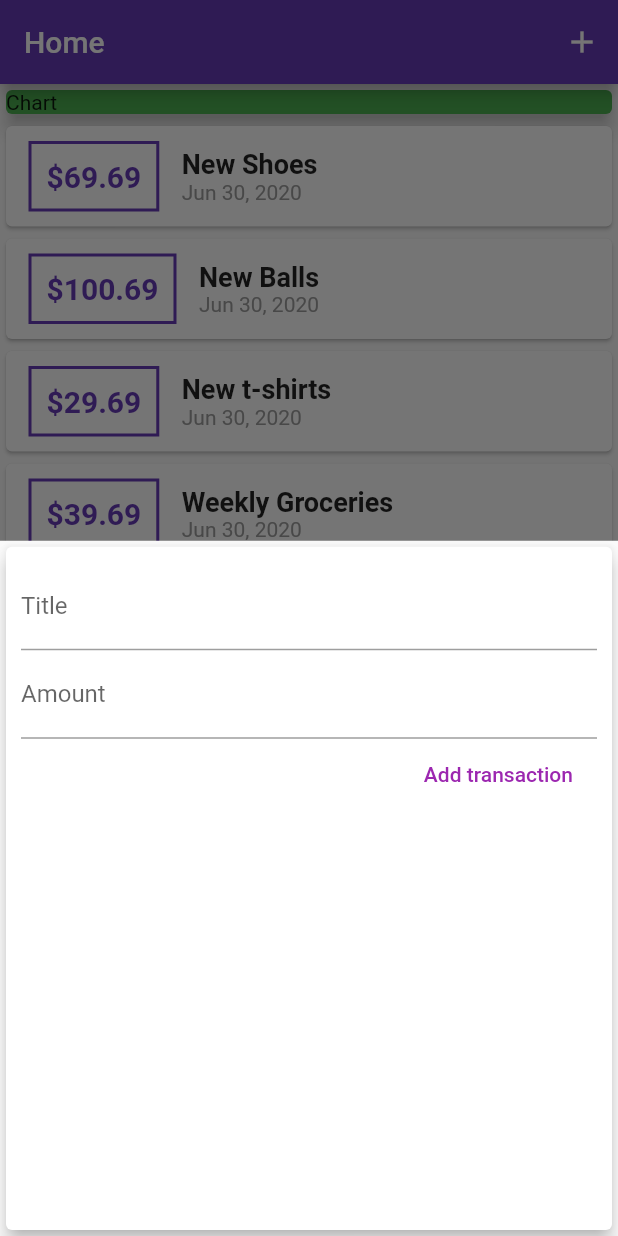
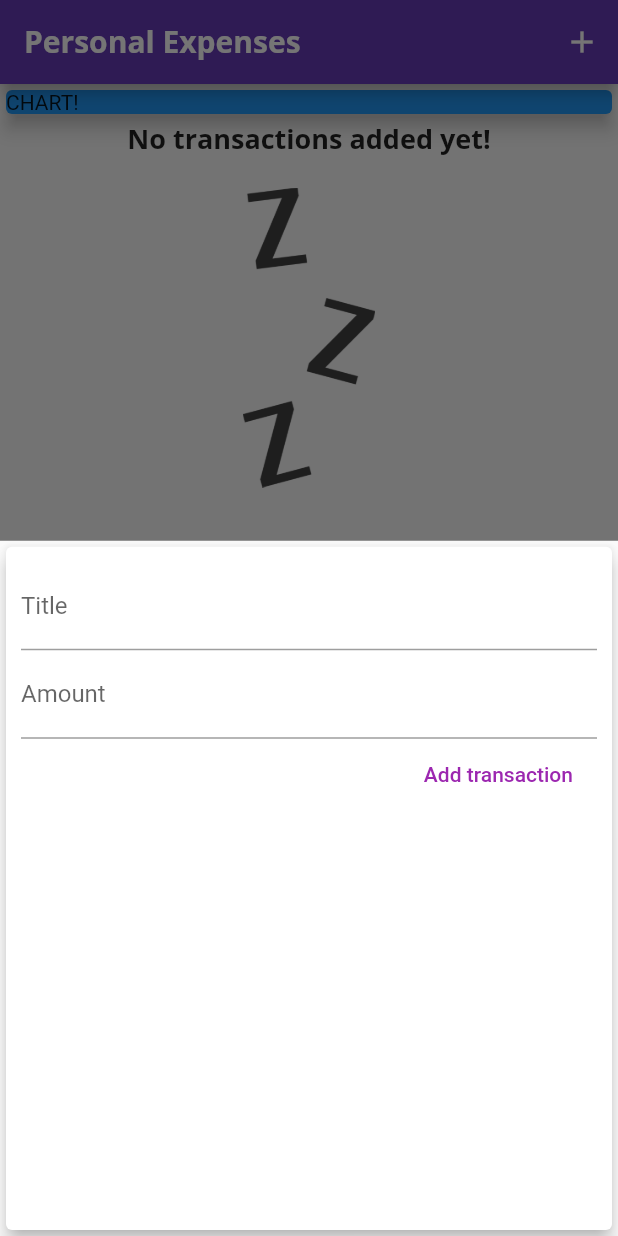
Before and after one commit to A1doranM/personal_expenses_app, a Flutter app: the screen it shows after launch, after a tap on the "add" icon, on a phone screen of 412 x 824 dp. Run offline on Flutter 3.47's test engine with Material 2 defaults, Android fonts, the phone set to English and light mode, and no system bars.

Commit message:
added fonts and image

```diff
--- a/lib/main.dart
+++ b/lib/main.dart
@@ -1,56 +1,72 @@
 import 'package:flutter/material.dart';
-import 'package:personalexpensesapp/models/transaction.dart';
-import 'package:personalexpensesapp/widgets/new_transaction.dart';
-import 'package:personalexpensesapp/widgets/transaction_list.dart';
 
-void main() {
-  runApp(MyApp());
-}
+import './widgets/new_transaction.dart';
+import './widgets/transaction_list.dart';
+import './models/transaction.dart';
+
+void main() => runApp(MyApp());
 
 class MyApp extends StatelessWidget {
   @override
   Widget build(BuildContext context) {
     return MaterialApp(
-      title: "Expense planner.",
+      title: 'Personal Expenses',
       theme: ThemeData(
-        primarySwatch: Colors.deepPurple
-      ),
+          primarySwatch: Colors.deepPurple,
+          accentColor: Colors.amber,
+          fontFamily: 'Quicksand',
+          textTheme: ThemeData.light().textTheme.copyWith(
+                headline6: TextStyle(
+                  fontFamily: 'OpenSans',
+                  fontWeight: FontWeight.bold,
+                  fontSize: 18,
+                ),
+              ),
+          appBarTheme: AppBarTheme(
+            textTheme: ThemeData.light().textTheme.copyWith(
+                  headline6: TextStyle(
+                    fontFamily: 'OpenSans',
+                    fontSize: 20,
+                    fontWeight: FontWeight.bold,
+                  ),
+                ),
+          )),
       home: MyHomePage(),
     );
   }
 }
 
 class MyHomePage extends StatefulWidget {
+  // String titleInput;
+  // String amountInput;
   @override
   _MyHomePageState createState() => _MyHomePageState();
 }
 
 class _MyHomePageState extends State<MyHomePage> {
-  String title;
-  String amount;
-
   final List<Transaction> _userTransactions = [
-    Transaction(
-        id: 't1', title: 'New Shoes', amount: 69.69, date: DateTime.now()),
-    Transaction(
-        id: 't2', title: 'New Balls', amount: 100.69, date: DateTime.now()),
-    Transaction(
-        id: 't3', title: 'New t-shirts', amount: 29.69, date: DateTime.now()),
-    Transaction(
-        id: 't4',
-        title: 'Weekly Groceries',
-        amount: 39.69,
-        date: DateTime.now()),
-    Transaction(
-        id: 't5', title: 'Ethernet', amount: 9.69, date: DateTime.now()),
+    // Transaction(
+    //   id: 't1',
+    //   title: 'New Shoes',
+    //   amount: 69.99,
+    //   date: DateTime.now(),
+    // ),
+    // Transaction(
+    //   id: 't2',
+    //   title: 'Weekly Groceries',
+    //   amount: 16.53,
+    //   date: DateTime.now(),
+    // ),
   ];
 
-  void _addNewTransaction(String title, double amount) {
+  void _addNewTransaction(String txTitle, double txAmount) {
     final newTx = Transaction(
-        id: DateTime.now().toString(),
-        title: title,
-        amount: amount,
-        date: DateTime.now());
+      title: txTitle,
+      amount: txAmount,
+      date: DateTime.now(),
+      id: DateTime.now().toString(),
+    );
+
     setState(() {
       _userTransactions.add(newTx);
     });
@@ -59,7 +75,7 @@ class _MyHomePageState extends State<MyHomePage> {
   void _startAddNewTransaction(BuildContext ctx) {
     showModalBottomSheet(
       context: ctx,
-      builder: (bCtx) {
+      builder: (_) {
         return GestureDetector(
           onTap: () {},
           child: NewTransaction(onSubmit: _addNewTransaction),
@@ -73,7 +89,9 @@ class _MyHomePageState extends State<MyHomePage> {
   Widget build(BuildContext context) {
     return Scaffold(
       appBar: AppBar(
-        title: Text("Home"),
+        title: Text(
+          'Personal Expenses',
+        ),
         actions: <Widget>[
           IconButton(
             icon: Icon(Icons.add),
@@ -83,20 +101,18 @@ class _MyHomePageState extends State<MyHomePage> {
       ),
       body: SingleChildScrollView(
         child: Column(
-//        mainAxisAlignment: MainAxisAlignment.spaceAround,
+          // mainAxisAlignment: MainAxisAlignment.start,
           crossAxisAlignment: CrossAxisAlignment.stretch,
           children: <Widget>[
             Container(
               width: double.infinity,
               child: Card(
-                color: Colors.green,
-                child: Text('Chart'),
+                color: Colors.blue,
+                child: Text('CHART!'),
                 elevation: 5,
               ),
             ),
-            TransactionList(
-              transactions: _userTransactions,
-            ),
+            TransactionList(transactions: _userTransactions),
           ],
         ),
       ),
--- a/lib/widgets/transaction_list.dart
+++ b/lib/widgets/transaction_list.dart
@@ -1,6 +1,7 @@
+import 'package:flutter/material.dart';
 import 'package:intl/intl.dart';
-import 'package:flutter/material.dart';
-import 'package:personalexpensesapp/models/transaction.dart';
+
+import '../models/transaction.dart';
 
 class TransactionList extends StatelessWidget {
   final List<Transaction> transactions;
@@ -11,13 +12,34 @@ class TransactionList extends StatelessWidget {
   Widget build(BuildContext context) {
     return Container(
       height: 300,
-      child: ListView.builder(
+      child: transactions.isEmpty
+          ? Column(
+              children: <Widget>[
+                Text(
+                  'No transactions added yet!',
+                  style: Theme.of(context).textTheme.headline6,
+                ),
+                SizedBox(
+                  height: 20,
+                ),
+                Container(
+                    height: 200,
+                    child: Image.asset(
+                      'assets/images/waiting.png',
+                      fit: BoxFit.cover,
+                    )),
+              ],
+            )
+          : ListView.builder(
               itemBuilder: (ctx, index) {
                 return Card(
                   child: Row(
                     children: <Widget>[
                       Container(
-                  margin: EdgeInsets.symmetric(vertical: 10, horizontal: 15),
+                        margin: EdgeInsets.symmetric(
+                          vertical: 10,
+                          horizontal: 15,
+                        ),
                         decoration: BoxDecoration(
                           border: Border.all(
                             color: Theme.of(context).primaryColor,
@@ -30,7 +52,8 @@ class TransactionList extends StatelessWidget {
                           style: TextStyle(
                             fontWeight: FontWeight.bold,
                             fontSize: 20,
-                        color: Theme.of(context).primaryColor),
+                            color: Theme.of(context).primaryColor,
+                          ),
                         ),
                       ),
                       Column(
@@ -38,15 +61,16 @@ class TransactionList extends StatelessWidget {
                         children: <Widget>[
                           Text(
                             transactions[index].title,
-                      style:
-                          TextStyle(fontSize: 18, fontWeight: FontWeight.bold),
+                            style: Theme.of(context).textTheme.headline6,
                           ),
                           Text(
                             DateFormat.yMMMd().format(transactions[index].date),
-                      style: TextStyle(color: Colors.grey),
+                            style: TextStyle(
+                              color: Colors.grey,
+                            ),
                           ),
                         ],
-                )
+                      ),
                     ],
                   ),
                 );
```
Also changed, not shown: pubspec.yaml (+17 -11 lines), assets/fonts/OpenSans-Bold.ttf (added), assets/fonts/OpenSans-Regular.ttf (added), assets/fonts/Quicksand-Bold.ttf (added), assets/fonts/Quicksand-Light.ttf (added), assets/fonts/Quicksand-Medium.ttf (added), assets/fonts/Quicksand-Regular.ttf (added), assets/images/waiting.png (added). Lines whose indentation alone changed are shown as unchanged.
